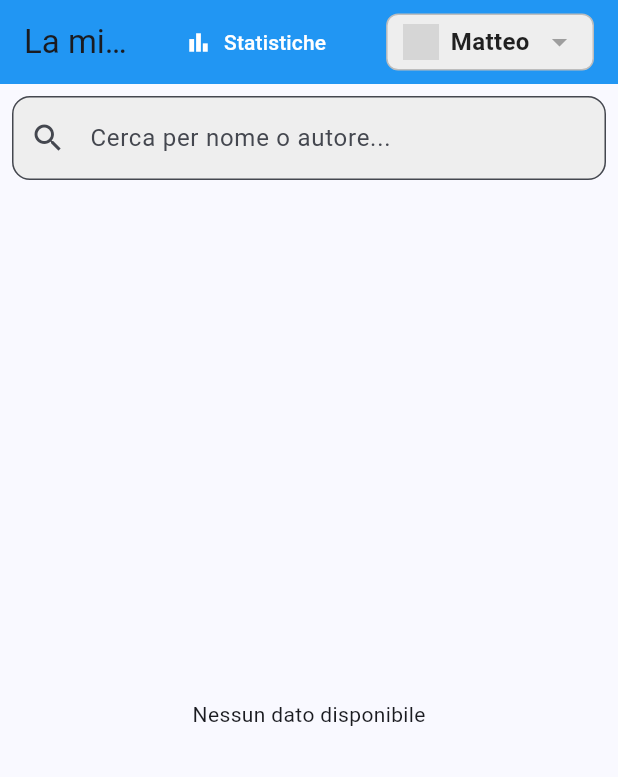
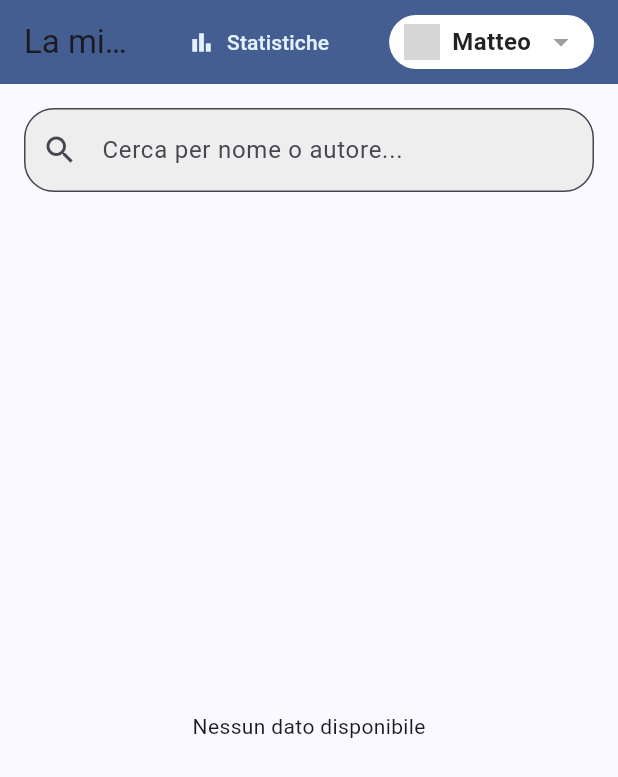
Before and after one commit to Mfslf4j/fuoco, a Flutter app: the screen it shows after launch, on a phone screen of 412 x 824 dp. Shown: the top 777 px of the screen. Run offline on Flutter 3.47's test engine with Material 3 defaults, Android fonts, the phone set to English and light mode, and no system bars; our stand-ins replace supabase_flutter; accounts and stored records are empty; network calls fail; grey boxes are pictures that could not be loaded.

Commit message:
varie migliorie grafiche

```diff
--- a/lib/home_page.dart
+++ b/lib/home_page.dart
@@ -1,9 +1,12 @@
 import 'package:flutter/material.dart';
+import 'package:fuoco/utils/constants.dart';
 import 'package:provider/provider.dart';
 import 'package:fuoco/profile_selector.dart';
 import 'package:fuoco/fumetti/manga_card.dart';
 import 'package:fuoco/providers/comic_provider.dart';
 import 'package:fuoco/stats_page.dart';
+
+import 'fumetti/animated_manga_card.dart';
 
 class MyHomePage extends StatefulWidget {
   const MyHomePage({super.key, required this.title});
@@ -17,80 +20,85 @@ class MyHomePage extends StatefulWidget {
 class _MyHomePageState extends State<MyHomePage> with SingleTickerProviderStateMixin {
   late AnimationController _controller;
   List<Animation<double>> _animations = [];
+  bool _isFirstLoad = true; // Flag per tracciare il primo caricamento
 
   @override
   void initState() {
     super.initState();
-    _controller = AnimationController(
-      vsync: this,
-    );
+    _controller = AnimationController(vsync: this);
   }
 
   @override
   void dispose() {
-    _controller.stop(); // Ferma l'animazione prima della dispose
     _controller.dispose();
     super.dispose();
   }
 
-  void _updateAnimations(int cardCount) {
-    // Ferma e resetta il controller se è in esecuzione
-    if (_controller.isAnimating) {
-      _controller.stop();
-    }
-    _controller.reset();
+  /// Inizializza le animazioni solo al primo caricamento
+  void _initializeAnimations(int cardCount) {
+    if (!_isFirstLoad) return; // Esci se non è il primo caricamento
 
-    // Imposta la durata in base al numero di card
-    final int totalDurationMs = cardCount * 100; // 100ms per card
-    _controller.duration = Duration(milliseconds: totalDurationMs);
-
-    // Genera le animazioni
+    _controller.duration = Duration(milliseconds: cardCount * AppConstants.animationDurationPerCardMs);
     _animations = List.generate(
       cardCount,
           (index) => Tween<double>(begin: 0.0, end: 1.0).animate(
         CurvedAnimation(
           parent: _controller,
           curve: Interval(
-            index / cardCount, // Ritardo proporzionale
-            (index + 1) / cardCount, // Fine proporzionale
+            index / cardCount,
+            (index + 1) / cardCount,
             curve: Curves.easeInOut,
           ),
         ),
       ),
     );
 
-    // Avvia l'animazione
     if (mounted) {
-      _controller.forward();
+      _controller.forward().then((_) => _isFirstLoad = false); // Imposta il flag a false dopo l'animazione
     }
   }
 
   @override
   Widget build(BuildContext context) {
-    final TextEditingController _searchController = TextEditingController();
+    return Scaffold(
+      appBar: _buildAppBar(context),
+      body: _buildBody(context),
+    );
+  }
 
-    return Scaffold(
-      appBar: AppBar(
+  /// Costruisce l'AppBar con titolo e azioni
+  PreferredSizeWidget _buildAppBar(BuildContext context) {
+    return AppBar(
       title: const Text('La mia collezione Manga'),
-        backgroundColor: Colors.blue,
+      backgroundColor: Theme.of(context).primaryColor,
       actions: [
-          Padding(
+        _buildStatsButton(context),
+        _buildProfileSelector(context),
+      ],
+    );
+  }
+
+  /// Pulsante per navigare alla pagina delle statistiche
+  Widget _buildStatsButton(BuildContext context) {
+    return Padding(
       padding: const EdgeInsets.symmetric(horizontal: 8.0),
       child: TextButton.icon(
-              onPressed: () {
-                Navigator.push(
+        onPressed: () => Navigator.push(
           context,
           MaterialPageRoute(builder: (context) => const StatsPage()),
-                );
-              },
-              icon: const Icon(Icons.bar_chart, color: Colors.white),
-              label: const Text(
+        ),
+        icon: Icon(Icons.bar_chart, color: Theme.of(context).secondaryHeaderColor),
+        label: Text(
           'Statistiche',
-                style: TextStyle(color: Colors.white),
+          style: TextStyle(color: Theme.of(context).secondaryHeaderColor),
         ),
       ),
-          ),
-          Padding(
+    );
+  }
+
+  /// Selettore del profilo con Consumer
+  Widget _buildProfileSelector(BuildContext context) {
+    return Padding(
       padding: const EdgeInsets.symmetric(horizontal: 16.0),
       child: Consumer<ComicProvider>(
         builder: (context, provider, child) => ProfileSelector(
@@ -98,99 +106,83 @@ class _MyHomePageState extends State<MyHomePage> with SingleTickerProviderStateM
           onProfileChanged: provider.setProfile,
         ),
       ),
-          ),
+    );
+  }
+
+  /// Costruisce il corpo della pagina con campo di ricerca e lista
+  Widget _buildBody(BuildContext context) {
+    final searchController = TextEditingController();
+
+    return Column(
+      children: [
+        _buildSearchField(context, searchController),
+        Expanded(child: _buildMangaList(context)),
       ],
-      ),
-      body: Column(
-        children: [
-          Padding(
-            padding: const EdgeInsets.all(8.0),
+    );
+  }
+
+  /// Campo di ricerca per filtrare i manga
+  Widget _buildSearchField(BuildContext context, TextEditingController controller) {
+    return Padding(
+      padding: const EdgeInsets.all(16),
       child: TextField(
-              controller: _searchController,
+        controller: controller,
         decoration: InputDecoration(
           hintText: 'Cerca per nome o autore...',
           prefixIcon: const Icon(Icons.search),
-                border: OutlineInputBorder(
-                  borderRadius: BorderRadius.circular(12),
-                ),
+          border: OutlineInputBorder(borderRadius: BorderRadius.circular(20)),
           filled: true,
           fillColor: Colors.grey[200],
         ),
-              onChanged: (value) =>
-                  Provider.of<ComicProvider>(context, listen: false).filter(value),
+        onChanged: (value) => Provider.of<ComicProvider>(context, listen: false).filter(value),
       ),
-          ),
-          Expanded(
-            child: Consumer<ComicProvider>(
-              builder: (context, provider, child) {
-                if (provider.isLoading) {
-                  return const Center(child: CircularProgressIndicator());
-                }
-                if (provider.error != null) {
-                  return Center(child: Text('Errore: ${provider.error}'));
-                }
-                if (provider.filteredMangaList.isEmpty) {
-                  return const Center(child: Text('Nessun dato disponibile'));
+    );
   }
 
-                // Aggiorna le animazioni quando la lista cambia
-                _updateAnimations(provider.filteredMangaList.length);
+  /// Lista dei manga con animazioni
+  Widget _buildMangaList(BuildContext context) {
+    return Consumer<ComicProvider>(
+      builder: (context, provider, child) {
+        if (provider.isLoading) return const Center(child: CircularProgressIndicator());
+        if (provider.error != null) return Center(child: Text('Errore: ${provider.error}'));
+        if (provider.filteredMangaList.isEmpty) return const Center(child: Text('Nessun dato disponibile'));
+
+        // Inizializza le animazioni solo al primo caricamento
+        if (_isFirstLoad) {
+          _initializeAnimations(provider.filteredMangaList.length);
+        }
+
+        final cardWidth = _calculateCardWidth(MediaQuery.of(context).size.width);
 
         return SingleChildScrollView(
-                  padding: const EdgeInsets.all(8),
+          padding: const EdgeInsets.all(AppConstants.wrapSpacing),
           child: Wrap(
-                    spacing: 8,
-                    runSpacing: 8,
+            spacing: AppConstants.wrapSpacing,
+            runSpacing: AppConstants.wrapRunSpacing,
             alignment: WrapAlignment.start,
             children: provider.filteredMangaList.asMap().entries.map((entry) {
               final index = entry.key;
               final comic = entry.value;
-                      return AnimatedBuilder(
-                        animation: _animations[index],
-                        builder: (context, child) {
-                          return Opacity(
-                            opacity: _animations[index].value,
-                            child: Transform.scale(
-                              scale: 0.8 + (_animations[index].value * 0.2), // Da 0.8 a 1.0
-                              child: SizedBox(
-                                width: _getWrapCardWidth(MediaQuery.of(context).size.width),
-                                child: MangaCard(
+              return AnimatedMangaCard(
+                animation: _isFirstLoad && index < _animations.length ? _animations[index] : const AlwaysStoppedAnimation(1.0),
+                mangaCard: MangaCard(
                   comic: comic,
                   onComicUpdated: provider.updateComic,
                   selectedProfile: provider.selectedProfile,
                 ),
-                              ),
-                            ),
-                          );
-                        },
+                cardWidth: cardWidth,
               );
             }).toList(),
           ),
         );
       },
-            ),
-          ),
-        ],
-      ),
     );
   }
 
-  double _getWrapCardWidth(double width) {
-    var widthStep = 300;
-    var margin = 8;
-    if (width > widthStep * 6) {
-      return (width - 8 * margin) / 7;
-    } else if (width > widthStep * 5) {
-      return (width - 7 * margin) / 6;
-    } else if (width > widthStep * 4) {
-      return (width - 6 * margin) / 5;
-    } else if (width > widthStep * 3) {
-      return (width - 5 * margin) / 4;
-    } else if (width > widthStep * 2) {
-      return (width - 4 * margin) / 3;
-    } else if (width > widthStep) {
-      return (width - 3 * margin) / 2;
-    }
-    return (width - 2 * margin);
+  /// Calcola la larghezza delle card in base alla larghezza dello schermo
+  double _calculateCardWidth(double screenWidth) {
+    const margin = AppConstants.wrapSpacing;
+    final columns = (screenWidth / AppConstants.widthStep).floor().clamp(1, AppConstants.maxColumns);
+    return (screenWidth - (columns + 1) * margin) / columns;
   }
 }
--- a/lib/main.dart
+++ b/lib/main.dart
@@ -25,7 +25,7 @@ class MyApp extends StatelessWidget {
   @override
   Widget build(BuildContext context) {
     return MaterialApp(
-      title: 'Flutter Demo',
+      title: 'Fuoco',
       theme: ThemeData(
         colorScheme: ColorScheme.fromSeed(seedColor: Colors.blueAccent),
       ),
--- a/lib/profile_selector.dart
+++ b/lib/profile_selector.dart
@@ -17,14 +17,16 @@ class ProfileSelector extends StatelessWidget {
 
   @override
   Widget build(BuildContext context) {
+    final GlobalKey _selectorKey = GlobalKey();
+
     return GestureDetector(
-      onTap: () => _showProfileMenu(context),
+      key: _selectorKey,
+      onTap: () => _showProfileMenu(context, _selectorKey),
       child: Container(
         padding: const EdgeInsets.symmetric(horizontal: 10, vertical: 6),
         decoration: BoxDecoration(
-          color: Colors.grey[200], // Neutral light grey background
-          borderRadius: BorderRadius.circular(8), // Softer corners
-          border: Border.all(color: Colors.grey[400]!, width: 1), // Subtle border
+          color: Colors.white,
+          borderRadius: BorderRadius.circular(20),
         ),
         child: Row(
           mainAxisSize: MainAxisSize.min,
@@ -51,10 +53,24 @@ class ProfileSelector extends StatelessWidget {
     );
   }
 
-  void _showProfileMenu(BuildContext context) {
+  void _showProfileMenu(BuildContext context, GlobalKey key) {
+    final RenderBox renderBox = key.currentContext!.findRenderObject() as RenderBox;
+    final Offset offset = renderBox.localToGlobal(Offset.zero);
+    final Size size = renderBox.size;
+
     showMenu(
       context: context,
-      position: const RelativeRect.fromLTRB(100, 80, 0, 0), // Adjust as needed
+      position: RelativeRect.fromLTRB(
+        offset.dx,
+        offset.dy + size.height + 10,
+        offset.dx + size.width,
+        0,
+      ),
+      // Imposta la larghezza del menu uguale a quella del pulsante
+      constraints: BoxConstraints(
+        minWidth: size.width, // Larghezza minima = larghezza del pulsante
+        maxWidth: size.width, // Larghezza massima = larghezza del pulsante
+      ),
       items: profileIcons.entries.map((entry) {
         return PopupMenuItem<String>(
           value: entry.key,
@@ -80,7 +96,7 @@ class ProfileSelector extends StatelessWidget {
       }).toList(),
       elevation: 4,
       shape: RoundedRectangleBorder(
-        borderRadius: BorderRadius.circular(8),
+        borderRadius: BorderRadius.circular(20),
       ),
       color: Colors.white,
     );
--- /dev/null
+++ b/lib/utils/constants.dart
@@ -0,0 +1,39 @@
+import 'package:flutter/material.dart';
+
+class AppConstants {
+  static const int animationDurationPerCardMs = 100;
+  static const double cardScaleMin = 0.8;
+  static const double cardScaleMax = 1.0;
+  static const double wrapSpacing = 8.0;
+  static const double wrapRunSpacing = 8.0;
+  static const int maxColumns = 7;
+  static const int widthStep = 300;
+  static const double cardHeight = 200.0;
+  static const double badgeSpacing = 6.0;
+  static const Color completedColor = Color(0xFFCF9A16);
+  static const Color purchasedColor = Colors.green;
+  static const Color readColor = Colors.blue;
+  static const double coverBorderRadius = 20.0;
+  static const String placeholderImageUrl = 'https://via.placeholder.com/150';
+  static const double cardMargin = 12.0;
+  static const double cardBorderRadius = 20.0;
+  static const double tapScale = 0.9;
+  static const double initialScale = 0.5;
+  static const int animationDurationMs = 500;
+  static const double elevationTapped = 4.0;
+  static const double elevationNormal = 8.0;
+  static const double placeholderHeight = 40.0;
+
+  static const LinearGradient completedGradient = LinearGradient(
+    begin: Alignment.topLeft,
+    end: Alignment.bottomRight,
+    colors: [Color(0xFFDDBD0E), Color(0xFFCF9A16), Color(0xFFFFE4B5), Color(0xFFA3770A)],
+    stops: [0.0, 0.4, 0.6, 1.0],
+  );
+
+  static const LinearGradient defaultGradient = LinearGradient(
+    begin: Alignment.topLeft,
+    end: Alignment.bottomRight,
+    colors: [Colors.white, Color.fromRGBO(245, 245, 245, 1)],
+  );
+}
```
Also changed, not shown: lib/fumetti/animated_manga_card.dart (added, +36 -0 lines), lib/fumetti/manga_card.dart (+74 -72 lines), lib/fumetti/manga_card_content.dart (+57 -74 lines), lib/stats_page.dart (+7 -7 lines). Lines whose indentation alone changed are shown as unchanged.
